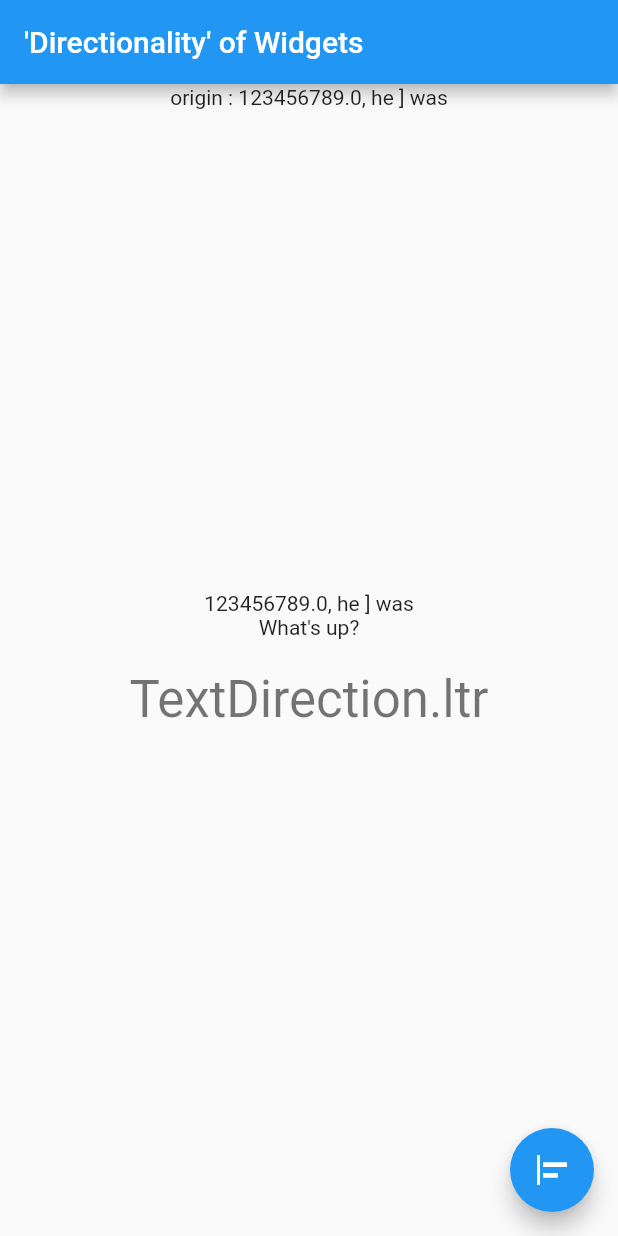
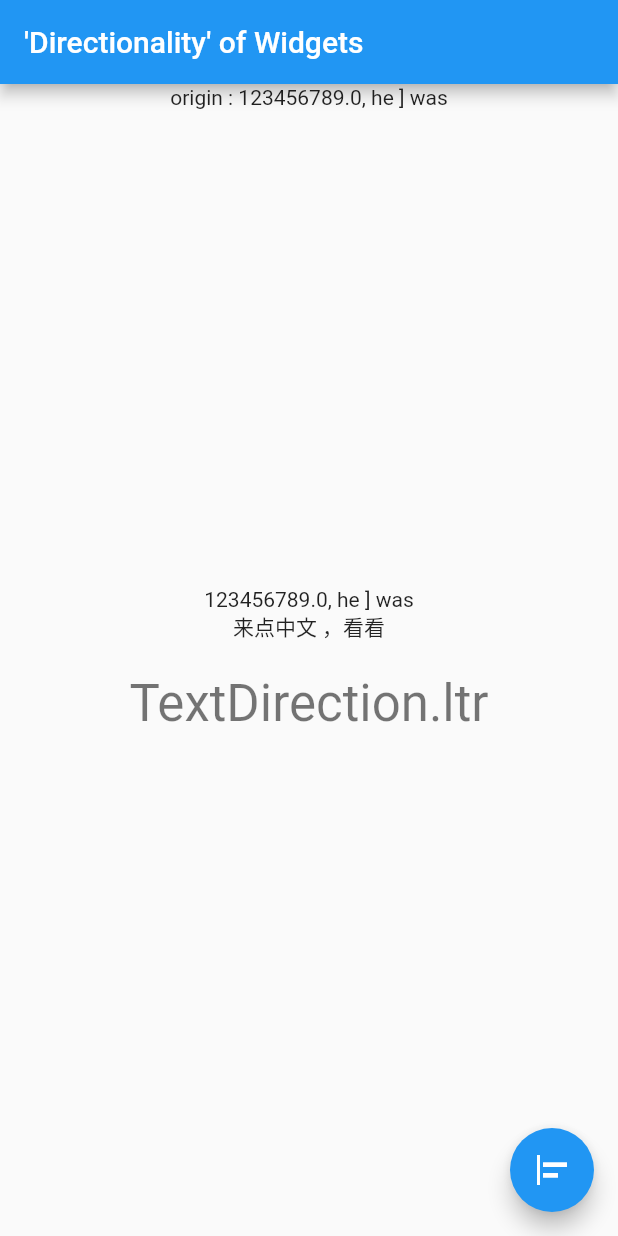
Before and after one commit to davidzou/flutter_challenge, a Flutter app: the screen it shows after launch, on a phone screen of 412 x 824 dp. Run offline on Flutter 3.47's test engine with Material 2 defaults, Android fonts, the phone set to English and light mode, and no system bars; missing offline and left inert: plume.

Commit message:
UPDATE: update support Chinese

```diff
--- a/f_009_widgets_directionality/lib/main.dart
+++ b/f_009_widgets_directionality/lib/main.dart
@@ -30,7 +30,7 @@ class MyHomePage extends StatefulWidget {
 }
 
 const String text1 = "123456789.0, he ] was";
-const String text2 = "What's up?";
+const String text2 = "来点中文 ，看看";
 
 class _MyHomePageState extends State<MyHomePage> {
   int _counter = 0;
```
